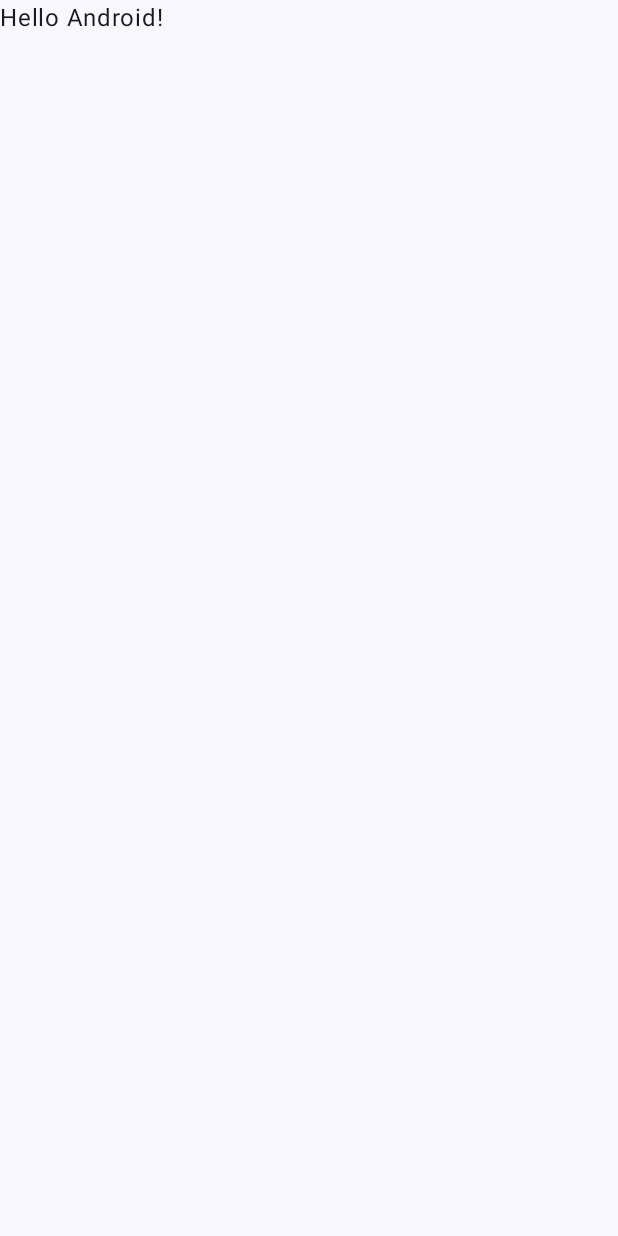
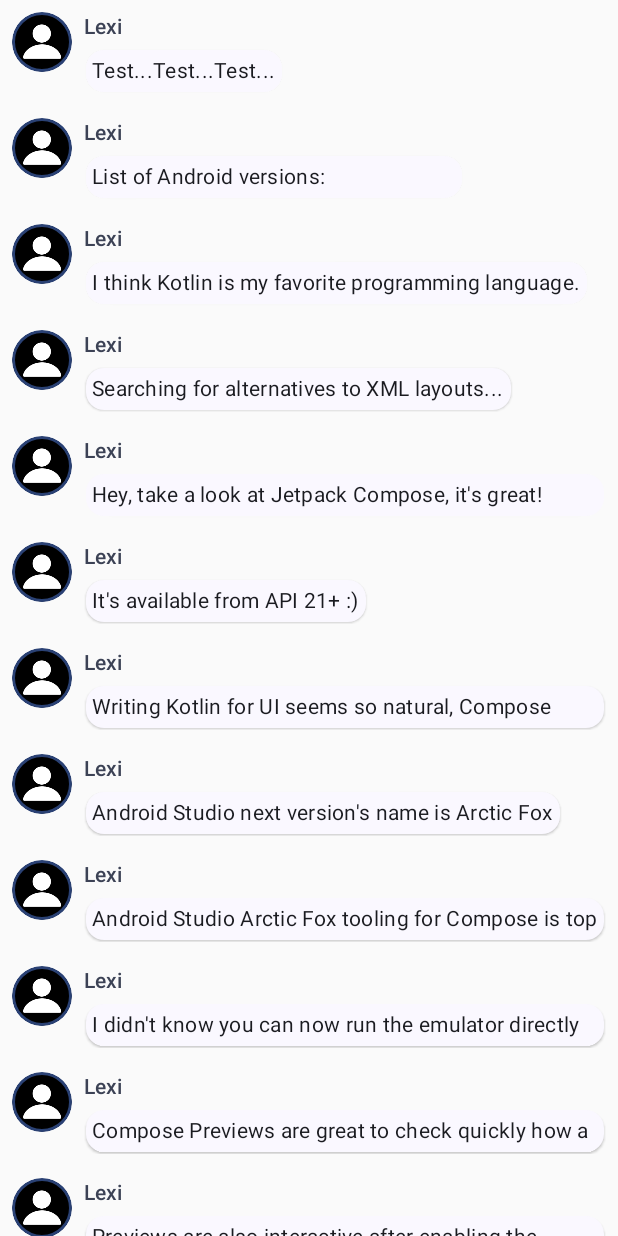
Before and after one commit to jannetahkola/mobile-computing, an Android app built with Jetpack Compose: the screen it shows after launch (MainActivity), on a phone screen of 412 x 824 dp. Before the commit the screen is almost empty. Run offline under Robolectric (Android 15) with nearby library versions, the phone set to English and light mode, and no system bars.

Commit message:
Add implementation from the Jetpack Compose tutorial.

```diff
--- a/app/src/main/java/fi/jannetahkola/mobilecomputing/MainActivity.kt
+++ b/app/src/main/java/fi/jannetahkola/mobilecomputing/MainActivity.kt
@@ -1,43 +1,124 @@
 package fi.jannetahkola.mobilecomputing
 
+import android.content.res.Configuration
 import android.os.Bundle
 import androidx.activity.ComponentActivity
 import androidx.activity.compose.setContent
-import androidx.compose.foundation.layout.fillMaxSize
+import androidx.compose.animation.animateColorAsState
+import androidx.compose.animation.animateContentSize
+import androidx.compose.foundation.Image
+import androidx.compose.foundation.border
+import androidx.compose.foundation.clickable
+import androidx.compose.foundation.layout.*
+import androidx.compose.foundation.lazy.LazyColumn
+import androidx.compose.foundation.lazy.items
+import androidx.compose.foundation.shape.CircleShape
 import androidx.compose.material3.MaterialTheme
 import androidx.compose.material3.Surface
 import androidx.compose.material3.Text
-import androidx.compose.runtime.Composable
+import androidx.compose.runtime.*
 import androidx.compose.ui.Modifier
+import androidx.compose.ui.draw.clip
+import androidx.compose.ui.res.painterResource
 import androidx.compose.ui.tooling.preview.Preview
+import androidx.compose.ui.unit.dp
 import fi.jannetahkola.mobilecomputing.ui.theme.MobileComputingTheme
 
 class MainActivity : ComponentActivity() {
+
     override fun onCreate(savedInstanceState: Bundle?) {
         super.onCreate(savedInstanceState)
         setContent {
             MobileComputingTheme {
-                // A surface container using the 'background' color from the theme
-                Surface(modifier = Modifier.fillMaxSize(), color = MaterialTheme.colorScheme.background) {
-                    Greeting("Android")
-                }
+                Conversation(SampleData.conversationSample)
+            }
+        }
+    }
+}
+
+data class Message(val author: String, val body: String)
+
+@Preview(name = "Light Mode")
+@Preview(
+    uiMode = Configuration.UI_MODE_NIGHT_YES,
+    showBackground = true,
+    name = "Dark Mode"
+)
+@Composable
+fun MessageCard(msg: Message) {
+    Row(modifier = Modifier.padding(all = 8.dp)) {
+        Image(
+            painter = painterResource(id = R.drawable.profile_icon),
+            contentDescription = "Contact profile picture",
+            modifier = Modifier
+                .size(40.dp)
+                .clip(CircleShape)
+                .border(1.5.dp, MaterialTheme.colorScheme.primary, CircleShape)
+        )
+
+        Spacer(modifier = Modifier.width(8.dp))
+
+        var isExpanded by remember { mutableStateOf(false) }
+        val surfaceColor by animateColorAsState(
+            if (isExpanded) MaterialTheme.colorScheme.primary else MaterialTheme.colorScheme.surface,
+        )
+
+        Column(modifier = Modifier.clickable { isExpanded = !isExpanded }) {
+            Text(
+                text = msg.author,
+                color = MaterialTheme.colorScheme.secondary,
+                style = MaterialTheme.typography.titleSmall
+            )
+
+            Spacer(modifier = Modifier.height(4.dp))
+
+            Surface(
+                shape = MaterialTheme.shapes.medium,
+                shadowElevation = 1.dp,
+                color = surfaceColor,
+                modifier = Modifier.animateContentSize().padding(1.dp)
+            ) {
+                Text(
+                    text = msg.body,
+                    modifier = Modifier.padding(all = 4.dp),
+                    maxLines = if (isExpanded) Int.MAX_VALUE else 1,
+                    style = MaterialTheme.typography.bodyMedium
+                )
             }
         }
     }
 }
 
 @Composable
-fun Greeting(name: String, modifier: Modifier = Modifier) {
-    Text(
-        text = "Hello $name!",
-        modifier = modifier
-    )
+fun Conversation(messages: List<Message>) {
+    LazyColumn {
+        items(messages) { message ->
+            MessageCard(message)
+        }
+    }
 }
 
-@Preview(showBackground = true)
+@Preview
 @Composable
-fun GreetingPreview() {
+fun PreviewConversation() {
     MobileComputingTheme {
-        Greeting("Android")
+        Conversation(SampleData.conversationSample)
     }
 }
+
+@Preview(name = "Light Mode")
+@Preview(
+    uiMode = Configuration.UI_MODE_NIGHT_YES,
+    showBackground = true,
+    name = "Dark Mode"
+)
+@Composable
+fun PreviewMessageCard() {
+    MobileComputingTheme {
+        Surface {
+            MessageCard(
+                msg = Message("Lexi", "Hey, take a look at Jetpack Compose, it's great!")
+            )
+        }
+    }
+}
--- /dev/null
+++ b/app/src/main/java/fi/jannetahkola/mobilecomputing/SampleData.kt
@@ -0,0 +1,75 @@
+import fi.jannetahkola.mobilecomputing.Message
+
+/**
+ * SampleData for Jetpack Compose Tutorial
+ */
+object SampleData {
+    // Sample conversation data
+    val conversationSample = listOf(
+        Message(
+            "Lexi",
+            "Test...Test...Test..."
+        ),
+        Message(
+            "Lexi",
+            """List of Android versions:
+            |Android KitKat (API 19)
+            |Android Lollipop (API 21)
+            |Android Marshmallow (API 23)
+            |Android Nougat (API 24)
+            |Android Oreo (API 26)
+            |Android Pie (API 28)
+            |Android 10 (API 29)
+            |Android 11 (API 30)
+            |Android 12 (API 31)""".trim()
+        ),
+        Message(
+            "Lexi",
+            """I think Kotlin is my favorite programming language.
+            |It's so much fun!""".trim()
+        ),
+        Message(
+            "Lexi",
+            "Searching for alternatives to XML layouts..."
+        ),
+        Message(
+            "Lexi",
+            """Hey, take a look at Jetpack Compose, it's great!
+            |It's the Android's modern toolkit for building native UI.
+            |It simplifies and accelerates UI development on Android.
+            |Less code, powerful tools, and intuitive Kotlin APIs :)""".trim()
+        ),
+        Message(
+            "Lexi",
+            "It's available from API 21+ :)"
+        ),
+        Message(
+            "Lexi",
+            "Writing Kotlin for UI seems so natural, Compose where have you been all my life?"
+        ),
+        Message(
+            "Lexi",
+            "Android Studio next version's name is Arctic Fox"
+        ),
+        Message(
+            "Lexi",
+            "Android Studio Arctic Fox tooling for Compose is top notch ^_^"
+        ),
+        Message(
+            "Lexi",
+            "I didn't know you can now run the emulator directly from Android Studio"
+        ),
+        Message(
+            "Lexi",
+            "Compose Previews are great to check quickly how a composable layout looks like"
+        ),
+        Message(
+            "Lexi",
+            "Previews are also interactive after enabling the experimental setting"
+        ),
+        Message(
+            "Lexi",
+            "Have you tried writing build.gradle with KTS?"
+        ),
+    )
+}
```
Also changed, not shown: app/src/main/res/drawable/profile_icon.png (added).
